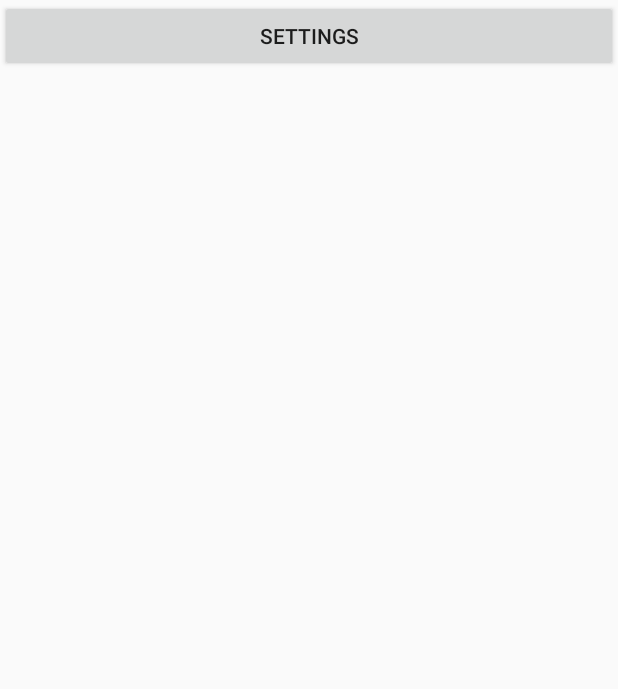
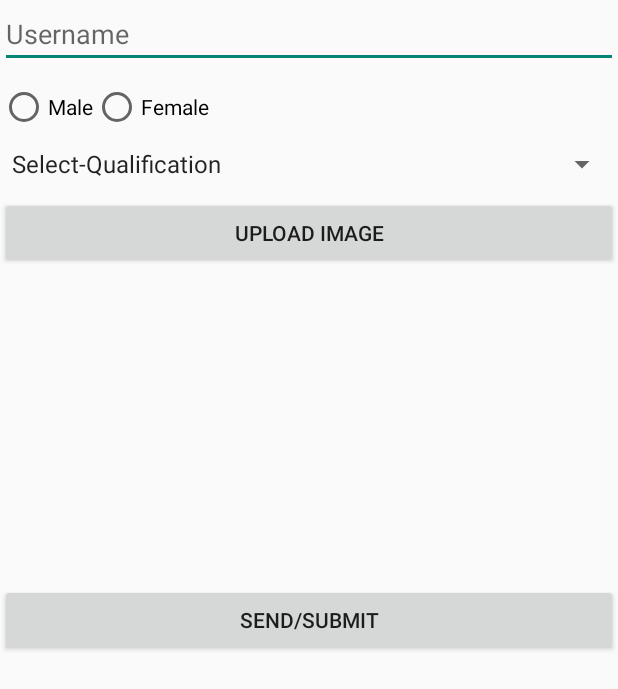
Before and after one commit to jeebanbaban/My-All-Demos, an Android app: the screen it shows after launch (PreferenceActivity before the commit, FormActivity after it), on a phone screen of 412 x 824 dp. Shown: the top 689 px of the screen. Run offline under Robolectric (Android 15) with nearby library versions, the phone set to English and light mode, and no system bars; our stand-ins replace data binding; pictures from the network do not load.

```diff
--- a/app/src/main/java/com/example/myapplication/activity/BindActivity.java
+++ b/app/src/main/java/com/example/myapplication/activity/BindActivity.java
@@ -26,8 +26,8 @@ public class BindActivity extends AppCompatActivity implements DataInterface{
         //setContentView(R.layout.activity_bind);
         binding= DataBindingUtil.setContentView(this,R.layout.activity_bind);
         imageUrl="http://www.sclance.com/pngs/small-png/small_png_1255715.jpg";
+        student=new Student();
 
-        student=new Student();
         student.setName("Jeeban Bagdi");
         student.setStream("Computer Science");
         student.setRollNo("15800112008");
--- /dev/null
+++ b/app/src/main/java/com/example/myapplication/databinding/FormActivity.java
@@ -0,0 +1,73 @@
+package com.example.myapplication.databinding;
+
+import android.content.Intent;
+import android.databinding.DataBindingUtil;
+import android.net.Uri;
+import android.support.v7.app.AppCompatActivity;
+import android.os.Bundle;
+import android.view.ViewGroup;
+import android.widget.RadioGroup;
+import android.widget.Toast;
+
+import com.bumptech.glide.Glide;
+import com.example.myapplication.R;
+
+public class FormActivity extends AppCompatActivity {
+
+    private ActivityFormBinding binding;
+    private UserForm userForm;
+    private String imageUrl="http://www.sclance.com/pngs/small-png/small_png_1255715.jpg";
+
+    @Override
+    protected void onCreate(Bundle savedInstanceState) {
+        super.onCreate(savedInstanceState);
+        //setContentView(R.layout.activity_form);
+        binding= DataBindingUtil.setContentView(FormActivity.this,R.layout.activity_form);
+        userForm=new UserForm();
+
+        binding.rgGender.setOnCheckedChangeListener(new RadioGroup.OnCheckedChangeListener() {
+            @Override
+            public void onCheckedChanged(RadioGroup group, int checkedId) {
+                switch (checkedId){
+                    case R.id.rbMale:
+                        userForm.setGender("Male");
+                        break;
+
+                    case R.id.rbFemale:
+                        userForm.setGender("Female");
+                        break;
+                }
+            }
+        });
+
+
+
+        binding.btnUploadImage.setOnClickListener((view) -> {
+            //binding.imvPhoto.setImageURI(Uri.parse(imageUrl));
+            Glide.with(view.getContext())
+                    .load(imageUrl)
+                    .into(binding.imvPhoto);
+            userForm.setImageUrl(imageUrl);
+        });
+
+
+        binding.btnSubmit.setOnClickListener((view) -> {
+            userForm.setUserName(binding.etUserName.getText().toString());
+            userForm.setQualification(String.valueOf(binding.spQualification.getSelectedItem()));
+
+            if (userForm.isUserFormValidate(getApplicationContext())){
+                Intent intent = new Intent(FormActivity.this, ViewFormActivity.class);
+                intent.putExtra("USER_FORM_DATA", userForm);
+                startActivity(intent);
+            }else {
+                Toast.makeText(this, "Fill all the details", Toast.LENGTH_SHORT).show();
+            }
+
+
+
+        });
+
+    }
+
+
+}
--- /dev/null
+++ b/app/src/main/res/layout/activity_form.xml
@@ -0,0 +1,76 @@
+<?xml version="1.0" encoding="utf-8"?>
+
+<layout xmlns:bind="http://schemas.android.com/apk/res/android">
+
+    <data>
+
+    </data>
+
+    <LinearLayout
+        xmlns:android="http://schemas.android.com/apk/res/android"
+        xmlns:app="http://schemas.android.com/apk/res-auto"
+        xmlns:tools="http://schemas.android.com/tools"
+        android:layout_width="match_parent"
+        android:layout_height="match_parent"
+        android:orientation="vertical"
+        tools:context=".databinding.FormActivity">
+
+        <EditText
+            android:id="@+id/etUserName"
+            android:layout_width="match_parent"
+            android:layout_height="wrap_content"
+            android:layout_marginBottom="10dp"
+            android:hint="Username"/>
+
+        <RadioGroup
+            android:id="@+id/rgGender"
+            android:layout_width="match_parent"
+            android:layout_height="wrap_content"
+            android:layout_marginBottom="10dp"
+            android:orientation="horizontal">
+
+            <RadioButton
+                android:id="@+id/rbMale"
+                android:layout_width="wrap_content"
+                android:layout_height="wrap_content"
+                android:text="Male"/>
+
+            <RadioButton
+                android:id="@+id/rbFemale"
+                android:layout_width="wrap_content"
+                android:layout_height="wrap_content"
+                android:text="Female"/>
+
+
+        </RadioGroup>
+
+        <Spinner
+            android:id="@+id/spQualification"
+            android:layout_width="match_parent"
+            android:layout_height="wrap_content"
+            android:layout_marginBottom="10dp"
+            android:entries="@array/qualificationArray">
+        </Spinner>
+
+        <Button
+            android:id="@+id/btnUploadImage"
+            android:layout_width="match_parent"
+            android:layout_height="wrap_content"
+            android:layout_marginBottom="10dp"
+            android:text="upload image"/>
+
+        <ImageView
+            android:id="@+id/imvPhoto"
+            android:layout_width="200dp"
+            android:layout_height="200dp"
+            android:layout_gravity="center_horizontal"/>
+
+        <Button
+            android:id="@+id/btnSubmit"
+            android:layout_width="match_parent"
+            android:layout_height="wrap_content"
+            android:text="send/submit"/>
+
+    </LinearLayout>
+
+</layout>
--- a/app/src/main/res/values/strings.xml
+++ b/app/src/main/res/values/strings.xml
@@ -4,6 +4,15 @@
     <!--TOOLBAR-->
     <string name="toolbar_title">Toolbar Title</string>
     <string name="toolbar_subtitle_this_is">Toolbar Subtitle this is</string>
+
+    <string-array name="qualificationArray">
+        <item>Select-Qualification</item>
+        <item>Graduation</item>
+        <item>HS</item>
+        <item>Madhaymik</item>
+        <item>8 Pass</item>
+    </string-array>
+
 
     <!--LOGIN PAGE-->
     <string name="sign_in">sign in</string>
```
Also changed, not shown: app/src/main/AndroidManifest.xml (+9 -4 lines), app/src/main/java/com/example/myapplication/databinding/UserForm.java (added, +110 -0 lines), app/src/main/java/com/example/myapplication/databinding/ViewFormActivity.java (added, +25 -0 lines), app/src/main/java/com/example/myapplication/thread/ThreadActivity.java (added, +75 -0 lines), app/src/main/res/layout/activity_thread.xml (added, +17 -0 lines), app/src/main/res/layout/activity_view_form.xml (added, +56 -0 lines).
